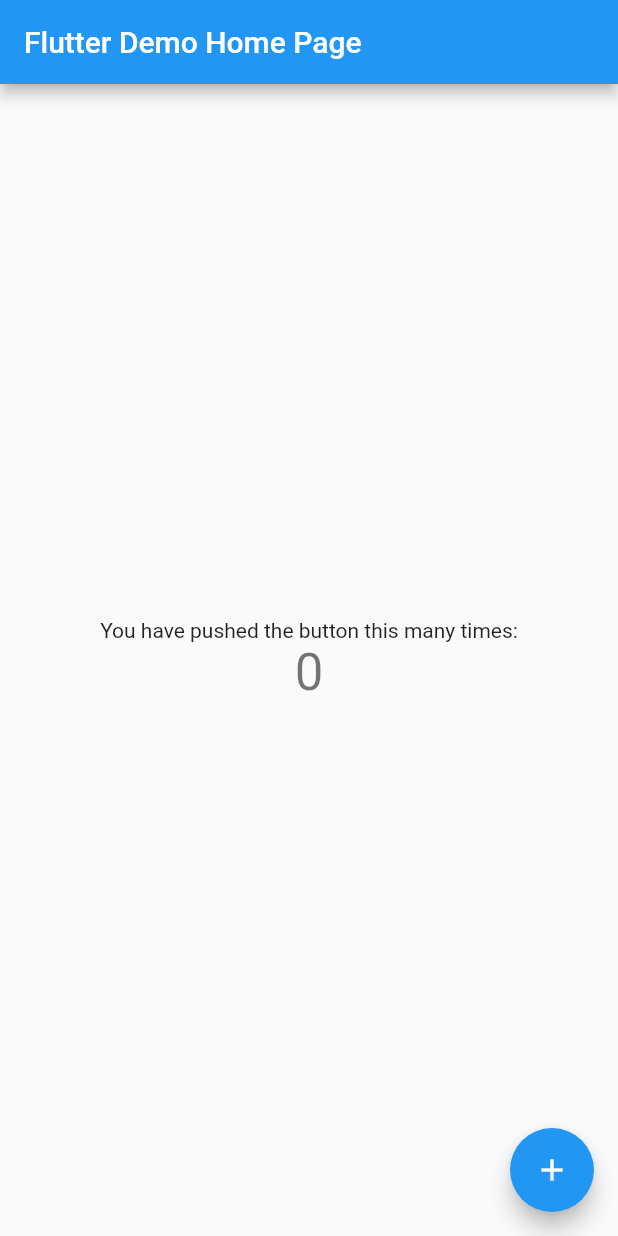
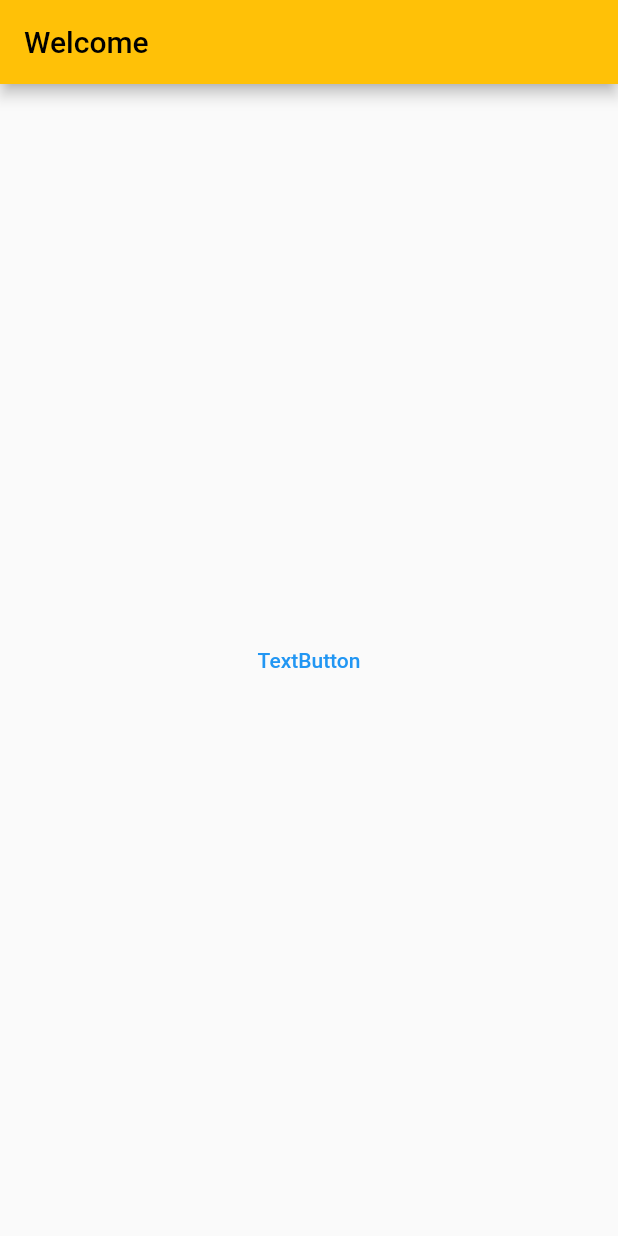
Before and after one commit to OhmMiee/Application-Mobile, a Flutter app: the screen it shows after launch, on a phone screen of 412 x 824 dp. Run offline on Flutter 3.47's test engine with Material 2 defaults, Android fonts, the phone set to English and light mode, and no system bars; our stand-ins replace hexcolor.

Commit message:
Add color

```diff
--- a/lib/main.dart
+++ b/lib/main.dart
@@ -1,3 +1,4 @@
+import 'package:final_project/home.dart';
 import 'package:flutter/material.dart';
 
 void main() {
@@ -13,33 +14,15 @@ class MyApp extends StatelessWidget {
     return MaterialApp(
       title: 'Flutter Demo',
       theme: ThemeData(
-        // This is the theme of your application.
-        //
-        // Try running your application with "flutter run". You'll see the
-        // application has a blue toolbar. Then, without quitting the app, try
-        // changing the primarySwatch below to Colors.green and then invoke
-        // "hot reload" (press "r" in the console where you ran "flutter run",
-        // or simply save your changes to "hot reload" in a Flutter IDE).
-        // Notice that the counter didn't reset back to zero; the application
-        // is not restarted.
-        primarySwatch: Colors.blue,
+        primarySwatch: Colors.amber,
       ),
-      home: const MyHomePage(title: 'Flutter Demo Home Page'),
+      home: const MyHomePage(title: 'Welcome'),
     );
   }
 }
 
 class MyHomePage extends StatefulWidget {
   const MyHomePage({Key? key, required this.title}) : super(key: key);
-
-  // This widget is the home page of your application. It is stateful, meaning
-  // that it has a State object (defined below) that contains fields that affect
-  // how it looks.
-
-  // This class is the configuration for the state. It holds the values (in this
-  // case the title) provided by the parent (in this case the App widget) and
-  // used by the build method of the State. Fields in a Widget subclass are
-  // always marked "final".
 
   final String title;
 
@@ -48,67 +31,27 @@ class MyHomePage extends StatefulWidget {
 }
 
 class _MyHomePageState extends State<MyHomePage> {
-  int _counter = 0;
-
-  void _incrementCounter() {
-    setState(() {
-      // This call to setState tells the Flutter framework that something has
-      // changed in this State, which causes it to rerun the build method below
-      // so that the display can reflect the updated values. If we changed
-      // _counter without calling setState(), then the build method would not be
-      // called again, and so nothing would appear to happen.
-      _counter++;
-    });
-  }
-
   @override
   Widget build(BuildContext context) {
-    // This method is rerun every time setState is called, for instance as done
-    // by the _incrementCounter method above.
-    //
-    // The Flutter framework has been optimized to make rerunning build methods
-    // fast, so that you can just rebuild anything that needs updating rather
-    // than having to individually change instances of widgets.
     return Scaffold(
       appBar: AppBar(
-        // Here we take the value from the MyHomePage object that was created by
-        // the App.build method, and use it to set our appbar title.
         title: Text(widget.title),
       ),
       body: Center(
-        // Center is a layout widget. It takes a single child and positions it
-        // in the middle of the parent.
         child: Column(
-          // Column is also a layout widget. It takes a list of children and
-          // arranges them vertically. By default, it sizes itself to fit its
-          // children horizontally, and tries to be as tall as its parent.
-          //
-          // Invoke "debug painting" (press "p" in the console, choose the
-          // "Toggle Debug Paint" action from the Flutter Inspector in Android
-          // Studio, or the "Toggle Debug Paint" command in Visual Studio Code)
-          // to see the wireframe for each widget.
-          //
-          // Column has various properties to control how it sizes itself and
-          // how it positions its children. Here we use mainAxisAlignment to
-          // center the children vertically; the main axis here is the vertical
-          // axis because Columns are vertical (the cross axis would be
-          // horizontal).
           mainAxisAlignment: MainAxisAlignment.center,
           children: <Widget>[
-            const Text(
-              'You have pushed the button this many times:',
-            ),
-            Text(
-              '$_counter',
-              style: Theme.of(context).textTheme.headline4,
-            ),
+            TextButton(
+              style: ButtonStyle(
+                foregroundColor: MaterialStateProperty.all<Color>(Colors.blue),
+              ),
+              onPressed: () {
+                Navigator.push(context, MaterialPageRoute(builder: (context) => const HomeScreen()),);
+              },
+              child: Text('TextButton'),
+            )
           ],
         ),
-      ),
-      floatingActionButton: FloatingActionButton(
-        onPressed: _incrementCounter,
-        tooltip: 'Increment',
-        child: const Icon(Icons.add),
       ), // This trailing comma makes auto-formatting nicer for build methods.
     );
   }
```
Also changed, not shown: lib/banner.dart (added, +36 -0 lines), lib/constant.dart (added, +8 -0 lines), lib/home.dart (added, +37 -0 lines), pubspec.yaml (+4 -4 lines), assets/images/vegs_banner.png (added), pubspec.lock.
